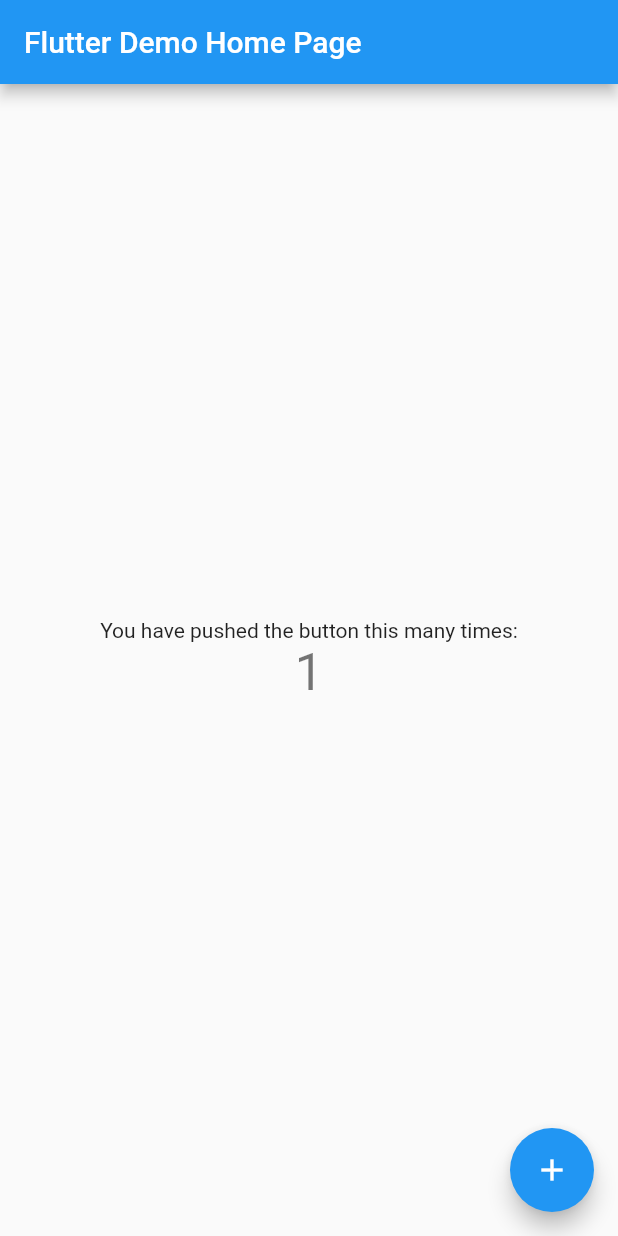
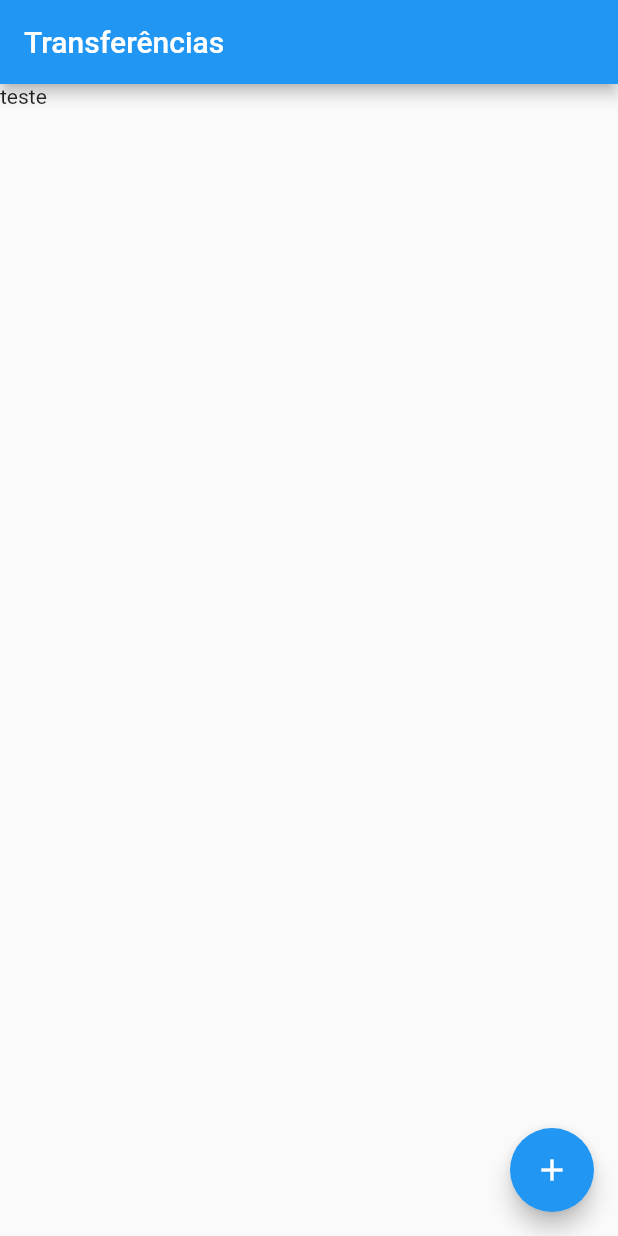
Before and after one commit to allan8araujo/FlutterTodoList, a Flutter app: the screen it shows after launch, after a tap on the "add" icon, on a phone screen of 412 x 824 dp. Run offline on Flutter 3.47's test engine with Material 2 defaults, Android fonts, the phone set to English and light mode, and no system bars.

Commit message:
initial commit

```diff
--- a/lib/main.dart
+++ b/lib/main.dart
@@ -1,116 +1,14 @@
 import 'package:flutter/material.dart';
 
 void main() {
-  runApp(const MyApp());
+  runApp(MaterialApp(
+    home: Scaffold(
+      body: const Text('teste'),
+      appBar: AppBar(title: const Text('Transferências')),
+      floatingActionButton: FloatingActionButton(
+        onPressed: () {},
+        child: const Icon(Icons.add),
+      ),
+    ),
+  ));
 }
-
-class MyApp extends StatelessWidget {
-  const MyApp({super.key});
-
-  // This widget is the root of your application.
-  @override
-  Widget build(BuildContext context) {
-    return MaterialApp(
-      title: 'Flutter Demo',
-      theme: ThemeData(
-        // This is the theme of your application.
-        //
-
-        // Try running your application with "flutter run". You'll see the
-        // application has a blue toolbar. Then, without quitting the app, try
-        // changing the primarySwatch below to Colors.green and then invoke
-        // "hot reload" (press "r" in the console where you ran "flutter run",
-        // or simply save your changes to "hot reload" in a Flutter IDE).
-        // Notice that the counter didn't reset back to zero; the application
-        // is not restarted.
-        primarySwatch: Colors.blue,
-      ),
-      home: const MyHomePage(title: 'Flutter Demo Home Page'),
-    );
-  }
-}
-
-class MyHomePage extends StatefulWidget {
-  const MyHomePage({super.key, required this.title});
-
-  // This widget is the home page of your application. It is stateful, meaning
-  // that it has a State object (defined below) that contains fields that affect
-  // how it looks.
-
-  // This class is the configuration for the state. It holds the values (in this
-  // case the title) provided by the parent (in this case the App widget) and
-  // used by the build method of the State. Fields in a Widget subclass are
-  // always marked "final".
-
-  final String title;
-
-  @override
-  State<MyHomePage> createState() => _MyHomePageState();
-}
-
-class _MyHomePageState extends State<MyHomePage> {
-  int _counter = 0;
-
-  void _incrementCounter() {
-    setState(() {
-      // This call to setState tells the Flutter framework that something has
-      // changed in this State, which causes it to rerun the build method below
-      // so that the display can reflect the updated values. If we changed
-      // _counter without calling setState(), then the build method would not be
-      // called again, and so nothing would appear to happen.
-      _counter++;
-    });
-  }
-
-  @override
-  Widget build(BuildContext context) {
-    // This method is rerun every time setState is called, for instance as done
-    // by the _incrementCounter method above.
-    //
-    // The Flutter framework has been optimized to make rerunning build methods
-    // fast, so that you can just rebuild anything that needs updating rather
-    // than having to individually change instances of widgets.
-    return Scaffold(
-      appBar: AppBar(
-        // Here we take the value from the MyHomePage object that was created by
-        // the App.build method, and use it to set our appbar title.
-        title: Text(widget.title),
-      ),
-      body: Center(
-        // Center is a layout widget. It takes a single child and positions it
-        // in the middle of the parent.
-        child: Column(
-          // Column is also a layout widget. It takes a list of children and
-          // arranges them vertically. By default, it sizes itself to fit its
-          // children horizontally, and tries to be as tall as its parent.
-          //
-          // Invoke "debug painting" (press "p" in the console, choose the
-          // "Toggle Debug Paint" action from the Flutter Inspector in Android
-          // Studio, or the "Toggle Debug Paint" command in Visual Studio Code)
-          // to see the wireframe for each widget.
-          //
-          // Column has various properties to control how it sizes itself and
-          // how it positions its children. Here we use mainAxisAlignment to
-          // center the children vertically; the main axis here is the vertical
-          // axis because Columns are vertical (the cross axis would be
-          // horizontal).
-          mainAxisAlignment: MainAxisAlignment.center,
-          children: <Widget>[
-            const Text(
-              'You have pushed the button this many times:',
-            ),
-            Text(
-              '$_counter',
-              style: Theme.of(context).textTheme.headline4,
-            ),
-          ],
-        ),
-      ),
-      floatingActionButton: FloatingActionButton(
-        onPressed: _incrementCounter,
-        tooltip: 'Increment',
-        child: const Icon(Icons.add),
-      ), // This trailing comma makes auto-formatting nicer for build methods.
-    );
-  }
-}
```
